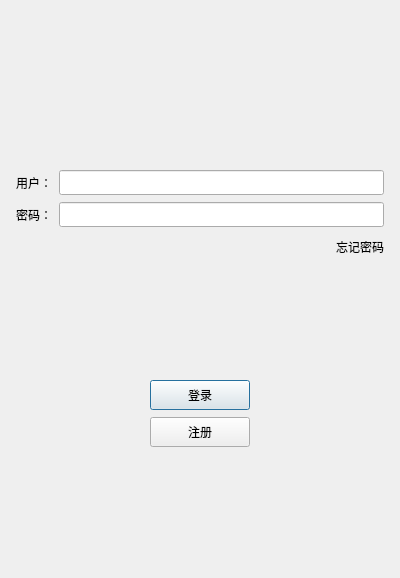
Above: client/logindialog.ui from GedRelay/ChatCraft-Client before the change. Below: the same form after it.
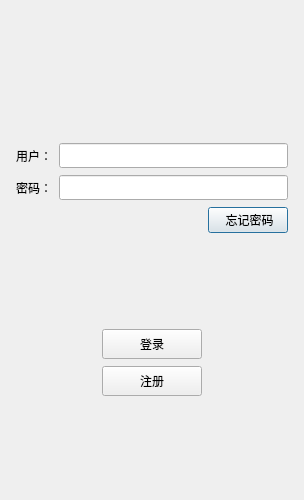
That is the form after the change. Icons and pictures are not drawn.

Commit message: 完成注册功能 1. 输入合法性检测 2. 获取验证码按钮倒计时 3. 密码加密传输 4. 密码显示隐藏切换 5. 注册成功返回登录界面

What changed in the file:
```diff
--- a/client/logindialog.ui
+++ b/client/logindialog.ui
@@ -6,10 +6,22 @@
    <rect>
     <x>0</x>
     <y>0</y>
-    <width>400</width>
-    <height>578</height>
+    <width>304</width>
+    <height>500</height>
    </rect>
   </property>
+  <property name="minimumSize">
+   <size>
+    <width>300</width>
+    <height>500</height>
+   </size>
+  </property>
+  <property name="maximumSize">
+   <size>
+    <width>304</width>
+    <height>500</height>
+   </size>
+  </property>
   <property name="windowTitle">
    <string>Dialog</string>
   </property>
@@ -157,21 +169,9 @@
         </spacer>
        </item>
        <item>
-        <widget class="QLabel" name="forget_label">
-         <property name="minimumSize">
-          <size>
-           <width>0</width>
-           <height>25</height>
-          </size>
-         </property>
-         <property name="maximumSize">
-          <size>
-           <width>16777215</width>
-           <height>25</height>
-          </size>
-         </property>
+        <widget class="QPushButton" name="forget_btn">
          <property name="text">
-          <string>忘记密码</string>
+          <string> 忘记密码</string>
          </property>
         </widget>
        </item>
```
The commit also changes 20 other files.
